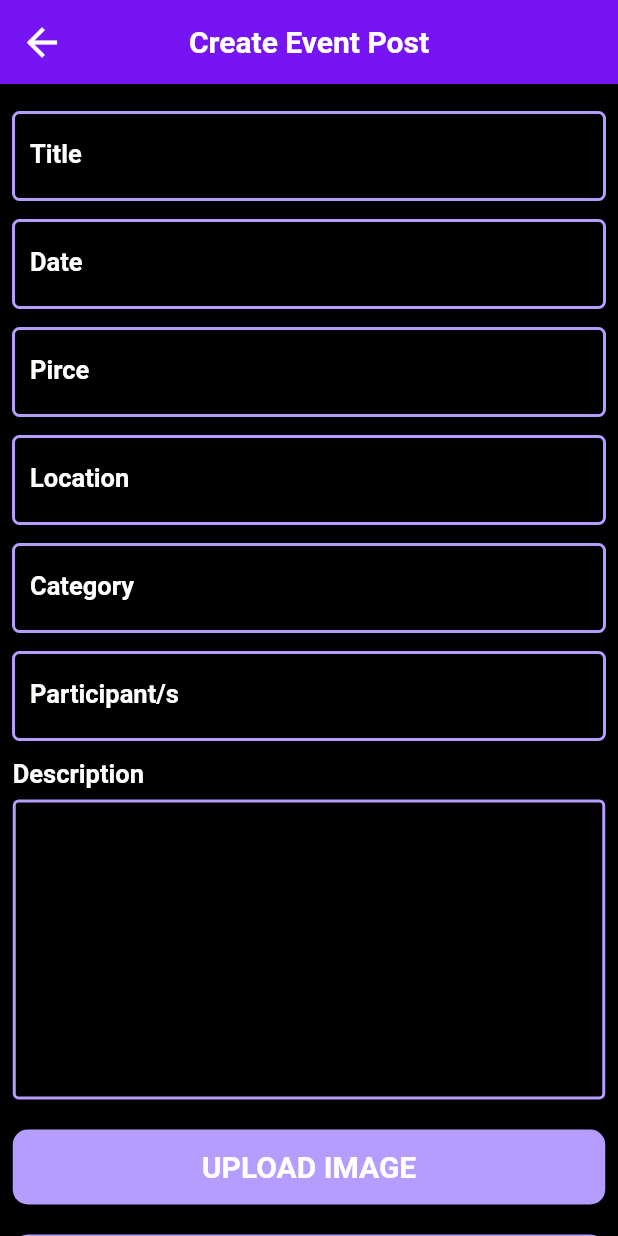
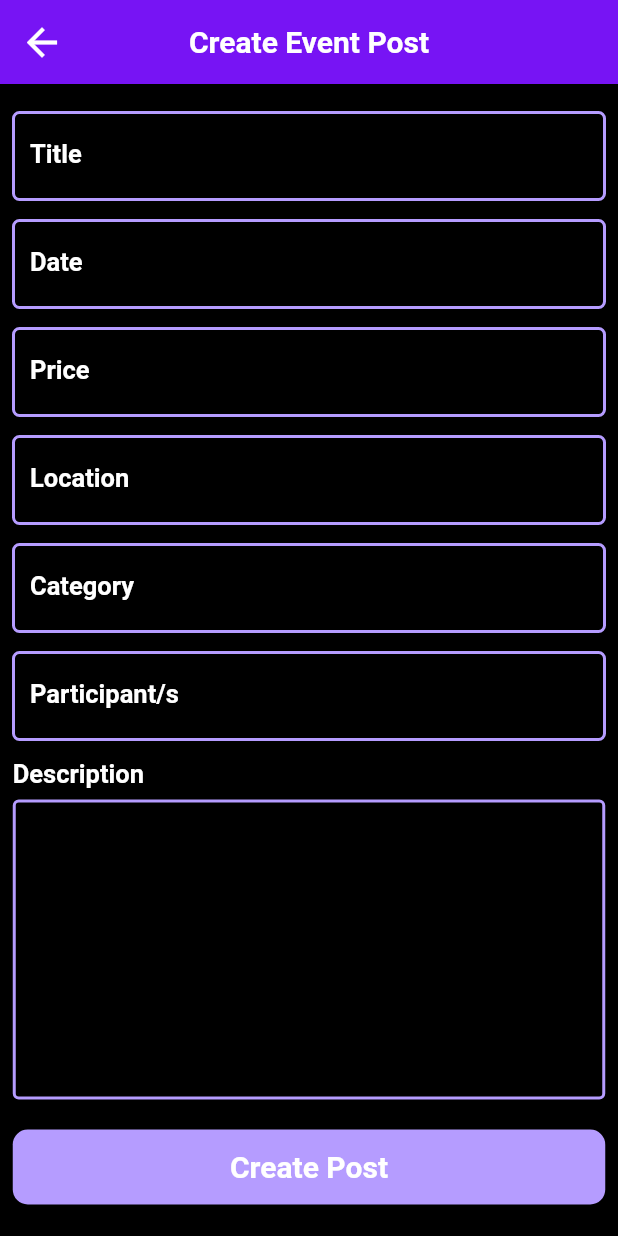
Before and after one commit to mattyu122/BUILDUP, a Flutter app: the EventCreate screen opened by its route, on a phone screen of 412 x 824 dp. Run offline on Flutter 3.47's test engine with Material 2 defaults, Android fonts, the phone set to English and light mode, and no system bars; our stand-ins replace cloud_firestore, firebase_auth, firebase_core, firebase_storage, google_nav_bar; missing offline and left inert: dart:ffi, search_page; accounts and stored records are empty; network calls fail.

Commit message:
create post

```diff
--- a/flutter_application_1/lib/DataModel/EventPosts.dart
+++ b/flutter_application_1/lib/DataModel/EventPosts.dart
@@ -2,52 +2,64 @@ import 'package:cloud_firestore/cloud_firestore.dart';
 import 'package:flutter_application_1/DataModel/userAccount.dart';
 
 class EventPost {
-  final String? id;
-  final String postName;
+  final String PostN;
   final String hostName;
-  final String location;
+  final String? PostD;
+  final int PostL;
+  final String? PostP;
+  final String? price;
+  final String category;
+  final String? location;
+  final String? description;
   final int expectedNumber;
   final int joinedNumber;
   final List<UserAccount>? joinedAccount;
+  final String createAt;
   EventPost(
-      {this.id,
-      required this.postName,
+      {required this.PostN,
+      required this.category,
       required this.hostName,
-      required this.location,
       required this.expectedNumber,
       required this.joinedNumber,
-      this.joinedAccount});
+      required this.PostL,
+      this.PostD,
+      this.PostP,
+      this.location,
+      this.description,
+      this.price,
+      this.joinedAccount,
+      required this.createAt});
 
   Map<String, dynamic> toMap() {
-    List<Map<String, dynamic>> joinedAccountList = [];
-    for (var i = 0; i < joinedAccount!.length; i++) {
-      joinedAccountList.add(joinedAccount![i].toMap());
-    }
     return {
-      'postName': postName,
+      'title': PostN,
+      'PostD': PostD,
+      'price': price,
+      'PostL': PostL,
+      'PostP': PostP,
+      'category': category,
+      'description': description,
       'hostName': hostName,
       'location': location,
       'expectedNumber': expectedNumber,
       'joinedNumber': joinedNumber,
-      'joinedAccount': joinedAccountList
+      'createAt': createAt,
+      'joinedAccount': joinedAccount!.map((i) => i.toMap()).toList(),
     };
   }
 
   EventPost.fromMap(Map<String, dynamic> eventPostMap)
-      : id = eventPostMap["id"],
-        postName = eventPostMap["postName"],
+      : PostN = eventPostMap["PostN"],
+        PostD = eventPostMap['PostD'],
+        price = eventPostMap['price'],
+        PostL = eventPostMap['PostL'],
+        PostP = eventPostMap['PostP'],
+        category = eventPostMap['category'],
+        description = eventPostMap['description'],
         hostName = eventPostMap["hostName"],
         location = eventPostMap["location"],
         expectedNumber = eventPostMap["expectedNumber"],
         joinedNumber = eventPostMap["joinedNumber"],
+        createAt = eventPostMap['createAt'],
         joinedAccount = eventPostMap["joinedAccount"];
-
-  EventPost.fromDocumentSnapshot(DocumentSnapshot<Map<String, dynamic>> doc)
-      : id = doc.id,
-        postName = doc.data()!['postName'],
-        hostName = doc.data()!['hostName'],
-        location = doc.data()!['location'],
-        expectedNumber = doc.data()!['expectedNumber'],
-        joinedNumber = doc.data()!['joinedNumber'],
-        joinedAccount = doc.data()!['joinedAccount'].cast<UserAccount>();
 }
--- a/flutter_application_1/lib/DataModel/contactUser.dart
+++ b/flutter_application_1/lib/DataModel/contactUser.dart
@@ -25,10 +25,4 @@ class ContactUser {
         userName = contactUserMap["userName"],
         email = contactUserMap["email"],
         icon = contactUserMap["icon"];
-
-  ContactUser.fromDocumentSnapshot(DocumentSnapshot<Map<String, dynamic>> doc)
-      : id = doc.id,
-        userName = doc.data()!["userName"],
-        email = doc.data()!["email"],
-        icon = doc.data()!['icon'];
 }
--- a/flutter_application_1/lib/DataModel/message.dart
+++ b/flutter_application_1/lib/DataModel/message.dart
@@ -25,10 +25,4 @@ class Message {
         receiverId = messageMap["receiverId"],
         message = messageMap["message"],
         createdAt = messageMap["createdAt"];
-
-  Message.fromDocumentSnapshot(DocumentSnapshot<Map<String, dynamic>> doc)
-      : senderId = doc.data()!["senderId"],
-        receiverId = doc.data()!["receiverId"],
-        message = doc.data()!["message"],
-        createdAt = doc.data()!["createdAt"];
 }
--- a/flutter_application_1/lib/DataModel/userAccount.dart
+++ b/flutter_application_1/lib/DataModel/userAccount.dart
@@ -35,10 +35,4 @@ class UserAccount {
         contactUser = List<ContactUser>.from(userAccountMap['contactUser'].map(
             (d) => ContactUser.fromMap(d))); // userAccountMap["contactUser"];
 
-  UserAccount.fromDocumentSnapshot(DocumentSnapshot<Map<String, dynamic>> doc)
-      : id = doc.data()!["id"],
-        userName = doc.data()!["userName"],
-        email = doc.data()!["email"],
-        joinedEvent = doc.data()!["joinedEvent"].cast<EventPost>(),
-        contactUser = doc.data()!['contactUser'].cast<ContactUser>();
 }
--- a/flutter_application_1/lib/GetData/Event/Event_Create.dart
+++ b/flutter_application_1/lib/GetData/Event/Event_Create.dart
@@ -2,9 +2,13 @@
 
 import 'dart:async';
 
+import 'package:cloud_firestore/cloud_firestore.dart';
+import 'package:firebase_auth/firebase_auth.dart';
+import 'package:firebase_core/firebase_core.dart';
 import 'package:flutter/material.dart';
 import 'package:flutter/src/widgets/container.dart';
 import 'package:flutter/src/widgets/framework.dart';
+import 'package:flutter_application_1/DataModel/EventPosts.dart';
 
 class EventCreate extends StatefulWidget {
   static const String id = 'Event-Create-Post-screen';
@@ -15,10 +19,40 @@ class EventCreate extends StatefulWidget {
 
 class _EventCreateState extends State<EventCreate> {
   final _formKey = GlobalKey<FormState>();
-
-  validate() {
+  final titleController = TextEditingController();
+  final dateController = TextEditingController();
+  final priceController = TextEditingController();
+  final locationController = TextEditingController();
+  final categoryController = TextEditingController();
+  final participantNumberController = TextEditingController();
+  final descriptionController = TextEditingController();
+  validate() async {
     if (_formKey.currentState!.validate()) {
       print('object');
+      final number = int.parse(participantNumberController.text);
+      EventPost newEvent = EventPost(
+          PostD: dateController.text == ""
+              ? "To be confirmed"
+              : dateController.text,
+          price: priceController.text == ""
+              ? "To be confirmed"
+              : priceController.text,
+          location: locationController.text == ""
+              ? "To be confirmed"
+              : locationController.text,
+          PostL: 0,
+          description: descriptionController.text,
+          PostN: titleController.text,
+          category: categoryController.text,
+          hostName: FirebaseAuth.instance.currentUser!.email!,
+          expectedNumber: number,
+          joinedNumber: 0,
+          joinedAccount: [],
+          createAt: DateTime.now().toString());
+      await FirebaseFirestore.instance
+          .collection('EventPost')
+          .add(newEvent.toMap())
+          .then((value) => {});
     }
   }
 
@@ -61,6 +95,7 @@ class _EventCreateState extends State<EventCreate> {
                     height: 10,
                   ),
                   TextFormField(
+                      controller: titleController,
                       style: TextStyle(fontSize: 17, color: Colors.white),
                       decoration: InputDecoration(
                           labelText: 'Title',
@@ -95,6 +130,7 @@ class _EventCreateState extends State<EventCreate> {
                     height: 12,
                   ),
                   TextFormField(
+                      controller: dateController,
                       style: TextStyle(fontSize: 17, color: Colors.white),
                       decoration: InputDecoration(
                           labelText: 'Date',
@@ -129,9 +165,10 @@ class _EventCreateState extends State<EventCreate> {
                     height: 12,
                   ),
                   TextFormField(
+                      controller: priceController,
                       style: TextStyle(fontSize: 17, color: Colors.white),
                       decoration: InputDecoration(
-                          labelText: 'Pirce',
+                          labelText: 'Price',
                           labelStyle: TextStyle(
                             color: Colors.white,
                             fontWeight: FontWeight.bold,
@@ -163,6 +200,7 @@ class _EventCreateState extends State<EventCreate> {
                     height: 12,
                   ),
                   TextFormField(
+                      controller: locationController,
                       style: TextStyle(fontSize: 17, color: Colors.white),
                       decoration: InputDecoration(
                           labelText: 'Location',
@@ -197,6 +235,7 @@ class _EventCreateState extends State<EventCreate> {
                     height: 12,
                   ),
                   TextFormField(
+                      controller: categoryController,
                       style: TextStyle(fontSize: 17, color: Colors.white),
                       decoration: InputDecoration(
                           labelText: 'Category',
@@ -231,6 +270,7 @@ class _EventCreateState extends State<EventCreate> {
                     height: 12,
                   ),
                   TextFormField(
+                      controller: participantNumberController,
                       style: TextStyle(fontSize: 17, color: Colors.white),
                       decoration: InputDecoration(
                           labelText: 'Participant/s',
@@ -342,6 +382,7 @@ class _EventCreateState extends State<EventCreate> {
                               // borderRadius: BorderRadius.circular(5.0),
                               ),
                           child: TextFormField(
+                              controller: descriptionController,
                               maxLines: 30,
                               style:
                                   TextStyle(fontSize: 17, color: Colors.white),
@@ -408,31 +449,31 @@ class _EventCreateState extends State<EventCreate> {
                   SizedBox(
                     height: 20,
                   ),
-                  Padding(
-                    padding: const EdgeInsets.symmetric(horizontal: 0.0),
-                    child: Container(
-                      child: ElevatedButton(
-                        style: ElevatedButton.styleFrom(
-                            fixedSize: const Size(395, 50),
-                            backgroundColor: Color.fromARGB(255, 181, 156, 255),
-                            shape: RoundedRectangleBorder(
-                                borderRadius: BorderRadius.circular(10))),
-                        onPressed: () {},
-                        child: Text(
-                          'UPLOAD IMAGE',
-                          textAlign: TextAlign.center,
-                          style: TextStyle(
-                            color: Color.fromARGB(255, 255, 255, 255),
-                            fontWeight: FontWeight.bold,
-                            fontSize: 20.0,
-                          ),
-                        ),
-                      ),
-                    ),
-                  ),
-                  SizedBox(
-                    height: 20,
-                  ),
+                  // Padding(
+                  //   padding: const EdgeInsets.symmetric(horizontal: 0.0),
+                  //   child: Container(
+                  //     child: ElevatedButton(
+                  //       style: ElevatedButton.styleFrom(
+                  //           fixedSize: const Size(395, 50),
+                  //           backgroundColor: Color.fromARGB(255, 181, 156, 255),
+                  //           shape: RoundedRectangleBorder(
+                  //               borderRadius: BorderRadius.circular(10))),
+                  //       onPressed: () {},
+                  //       child: Text(
+                  //         'UPLOAD IMAGE', //Images should be saved into firebase storage database(not firestore)
+                  //         textAlign: TextAlign.center,
+                  //         style: TextStyle(
+                  //           color: Color.fromARGB(255, 255, 255, 255),
+                  //           fontWeight: FontWeight.bold,
+                  //           fontSize: 20.0,
+                  //         ),
+                  //       ),
+                  //     ),
+                  //   ),
+                  // ),
+                  // SizedBox(
+                  //   height: 20,
+                  // ),
                   Padding(
                     padding: const EdgeInsets.symmetric(horizontal: 0.0),
                     child: Container(
@@ -446,7 +487,7 @@ class _EventCreateState extends State<EventCreate> {
                           validate();
                         },
                         child: Text(
-                          'UPLOAD EVENT POST',
+                          'Create Post',
                           textAlign: TextAlign.center,
                           style: TextStyle(
                             color: Color.fromARGB(255, 255, 255, 255),
--- a/flutter_application_1/lib/GetData/Event/Event_Hit.dart
+++ b/flutter_application_1/lib/GetData/Event/Event_Hit.dart
@@ -1,6 +1,7 @@
 // ignore_for_file: prefer_const_constructors, unnecessary_new
 import 'package:cloud_firestore/cloud_firestore.dart';
 import 'package:flutter/material.dart';
+import 'package:flutter_application_1/DataModel/EventPosts.dart';
 import 'package:flutter_application_1/GetData/Event/Event_Sreen_details.dart';
 import 'package:flutter_application_1/GetData/Event/Provider.dart';
 import 'package:flutter_application_1/services/Firebase_service.dart';
@@ -93,7 +94,8 @@ class _EventTOPState extends State<EventTOP> {
                                     onTap: () {
                                       _provider.getEpostDetails(doc);
                                       Navigator.pushNamed(
-                                          context, EventSreenDetails.id);
+                                          context, EventSreenDetails.id,
+                                          arguments: doc as EventPost);
                                     },
                                     child: Container(
                                       width: 200,
--- a/flutter_application_1/lib/LoginPages/login.dart
+++ b/flutter_application_1/lib/LoginPages/login.dart
@@ -317,7 +317,7 @@ class _LoginPageState extends State<LoginPage> {
         error = LoginError.invalidEmail;
         print('Invalid email');
       }
-      setState(() {});
     }
+    setState(() {});
   }
 }
--- a/flutter_application_1/lib/widget/sendNewMessageWidget.dart
+++ b/flutter_application_1/lib/widget/sendNewMessageWidget.dart
@@ -59,8 +59,8 @@ class _NewMessageWidgetState extends State<SendNewMessageWidget> {
 
   @override
   Widget build(BuildContext context) => Container(
-        color: Color.fromARGB(255, 0, 0, 0),
-        padding: EdgeInsets.all(8),
+        color: const Color.fromARGB(255, 0, 0, 0),
+        padding: const EdgeInsets.all(8),
         child: Row(
           children: <Widget>[
             Expanded(
@@ -73,7 +73,7 @@ class _NewMessageWidgetState extends State<SendNewMessageWidget> {
                   filled: true,
                   fillColor: Colors.grey[100],
                   border: OutlineInputBorder(
-                    borderSide: BorderSide(width: 4),
+                    borderSide: const BorderSide(width: 4),
                     gapPadding: 3,
                     borderRadius: BorderRadius.circular(25),
                   ),
```
